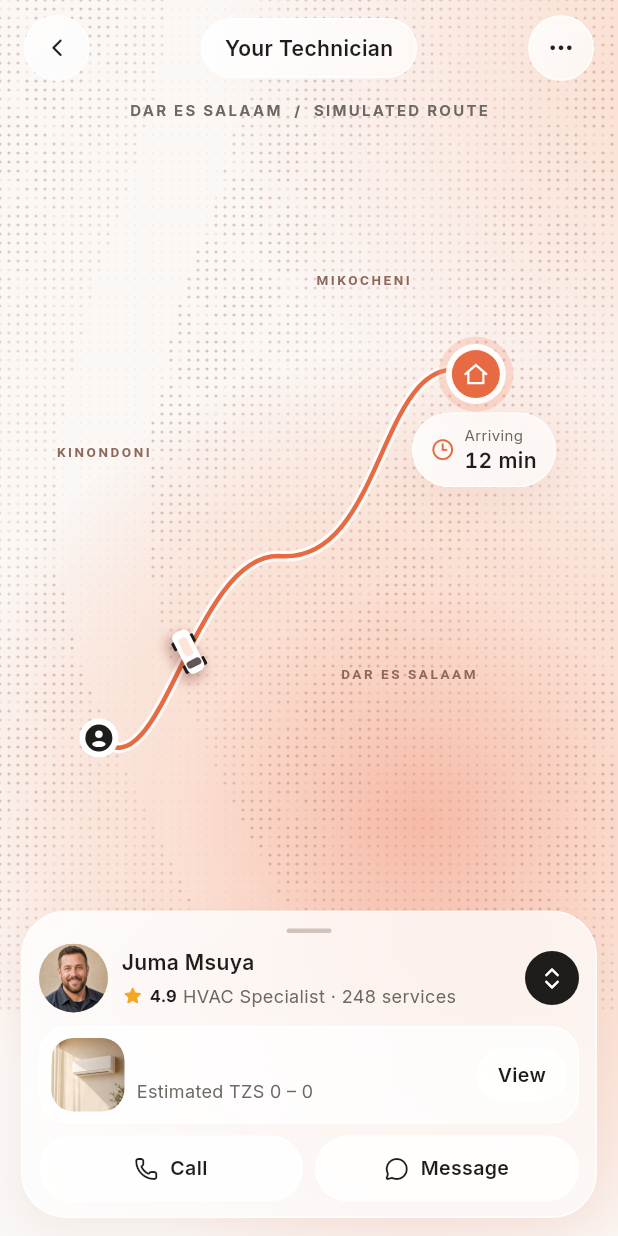
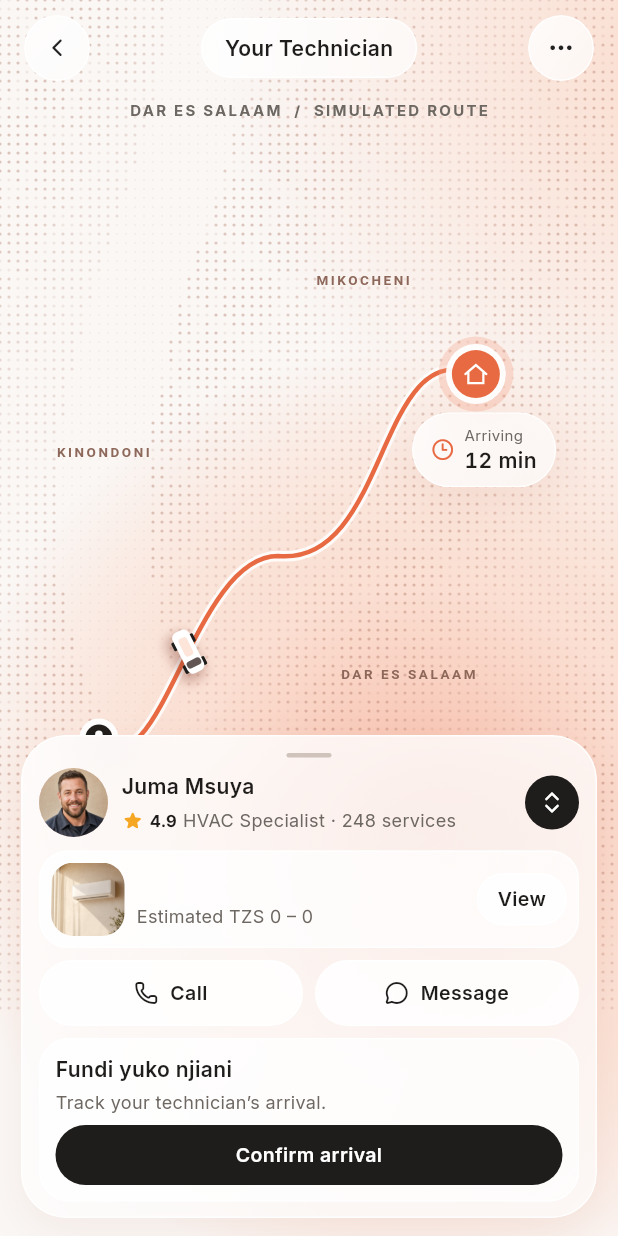
Before and after one commit to theglorifiedkeys-hub/DetechX, a Flutter app: the TrackingScreen screen opened directly with empty values, on a phone screen of 412 x 824 dp. Run offline on Flutter 3.47's test engine with Material 3 defaults, Android fonts, the phone set to English and light mode, and no system bars; our stand-ins replace image_picker, shared_preferences; accounts and stored records are empty.

Commit message:
Add technician lifecycle and simulated checkout
Co-authored-by: arena-agent <297053741+arena-agent@users.noreply.github.com>

```diff
--- /dev/null
+++ b/lib/features/payments/service_checkout.dart
@@ -0,0 +1,106 @@
+import 'package:flutter/foundation.dart';
+
+/// These events are local for the prototype. In production, only the backend
+/// should authorize technician milestones and settle invoices.
+enum ServiceStage {
+  enRoute,
+  arrived,
+  working,
+  invoiceReady,
+  paymentPending,
+  paid,
+}
+
+@immutable
+class ServiceInvoice {
+  const ServiceInvoice({
+    required this.id,
+    required this.amountTzs,
+    required this.description,
+  });
+  final String id, description;
+  final int amountTzs;
+}
+
+@immutable
+class PaymentReceipt {
+  const PaymentReceipt({
+    required this.invoiceId,
+    required this.reference,
+    required this.amountTzs,
+  });
+  final String invoiceId, reference;
+  final int amountTzs;
+}
+
+abstract interface class PaymentGateway {
+  Future<PaymentReceipt> pay(ServiceInvoice invoice);
+}
+
+class SimulatedPaymentGateway implements PaymentGateway {
+  const SimulatedPaymentGateway();
+  @override
+  Future<PaymentReceipt> pay(ServiceInvoice invoice) async {
+    await Future<void>.delayed(const Duration(milliseconds: 950));
+    return PaymentReceipt(
+      invoiceId: invoice.id,
+      reference: 'TEST-${invoice.id}',
+      amountTzs: invoice.amountTzs,
+    );
+  }
+}
+
+class ServiceCheckout extends ChangeNotifier {
+  ServiceCheckout(this.invoice, this._gateway);
+  final ServiceInvoice invoice;
+  final PaymentGateway _gateway;
+  ServiceStage _stage = ServiceStage.enRoute;
+  ServiceStage get stage => _stage;
+  PaymentReceipt? _receipt;
+  PaymentReceipt? get receipt => _receipt;
+  bool _paymentFailed = false;
+  bool get paymentFailed => _paymentFailed;
+  bool _disposed = false;
+
+  void _transition(ServiceStage next) {
+    _stage = next;
+    notifyListeners();
+  }
+
+  void advance() {
+    final next = switch (_stage) {
+      ServiceStage.enRoute => ServiceStage.arrived,
+      ServiceStage.arrived => ServiceStage.working,
+      ServiceStage.working => ServiceStage.invoiceReady,
+      _ => null,
+    };
+    if (next != null) _transition(next);
+  }
+
+  Future<void> pay() async {
+    if (_stage != ServiceStage.invoiceReady) return;
+    _paymentFailed = false;
+    _transition(ServiceStage.paymentPending);
+    try {
+      final receipt = await _gateway.pay(invoice);
+      if (_disposed) return;
+      if (receipt.invoiceId != invoice.id ||
+          receipt.amountTzs != invoice.amountTzs ||
+          receipt.reference.isEmpty) {
+        throw StateError('Receipt does not match invoice');
+      }
+      _receipt = receipt;
+      _transition(ServiceStage.paid);
+    } catch (_) {
+      if (_disposed) return;
+      _paymentFailed = true;
+      _transition(ServiceStage.invoiceReady);
+    }
+  }
+
+  @override
+  void dispose() {
+    _disposed = true;
+    super.dispose();
+  }
+}
--- a/lib/features/service_data.dart
+++ b/lib/features/service_data.dart
@@ -108,6 +108,7 @@ class MockServiceRepository {
 }
 
 final _tzs = NumberFormat.decimalPattern('en');
+String formatTzs(int amount) => 'TZS ${_tzs.format(amount)}';
 String formatEstimate(int low, int high) =>
     'TZS ${_tzs.format(low)} – ${_tzs.format(high)}';
 DateTime darTime(DateTime time) => time.toUtc().add(const Duration(hours: 3));
--- a/lib/features/tracking/tracking_screen.dart
+++ b/lib/features/tracking/tracking_screen.dart
@@ -4,6 +4,7 @@ import '../../core/lucide_icons.dart';
 import '../../app/theme.dart';
 import '../../core/surfaces.dart';
 import '../service_data.dart';
+import '../payments/service_checkout.dart';
 import 'dotted_map.dart';
 
 class TrackingScreen extends StatefulWidget {
@@ -31,6 +32,150 @@ class _TrackingScreenState extends State<TrackingScreen>
   );
   late final _sheet = AnimationController.unbounded(vsync: this);
   bool _animated = false;
+  late final ServiceCheckout _checkout;
+
+  @override
+  void initState() {
+    super.initState();
+    _checkout = ServiceCheckout(
+      ServiceInvoice(
+        id: DateTime.now().microsecondsSinceEpoch.toString(),
+        amountTzs: widget.result.low,
+        description: widget.result.service,
+      ),
+      const SimulatedPaymentGateway(),
+    )..addListener(_onStageChange);
+    _trip.addStatusListener(_onTripStatus);
+  }
+
+  void _onTripStatus(AnimationStatus status) {
+    if (status == AnimationStatus.completed &&
+        _checkout.stage == ServiceStage.enRoute) {
+      _checkout.advance();
+    }
+  }
+
+  void _onStageChange() {
+    if (_checkout.stage != ServiceStage.enRoute && !_trip.isCompleted) {
+      _trip.value = 1;
+    }
+    setState(() {});
+  }
+
+  Future<void> _reviewInvoice() async {
+    final invoice = _checkout.invoice;
+    final confirmed = await showPanel<bool>(context, 'Review invoice', [
+      Text(invoice.description, style: AppTypography.label),
+      const SizedBox(height: 6),
+      Text(
+        formatTzs(invoice.amountTzs),
+        style: AppTypography.title.merge(AppTypography.number),
+      ),
+      const SizedBox(height: 12),
+      const Text(
+        'This is a test invoice. Confirming will not send a mobile-money prompt or charge you.',
+      ),
+      const SizedBox(height: 16),
+      PillButton('Confirm test payment', () => Navigator.pop(context, true)),
+    ]);
+    if (mounted && confirmed == true) await _checkout.pay();
+  }
+
+  void _showReceipt() {
+    final receipt = _checkout.receipt!;
+    showPanel<void>(context, 'Test receipt', [
+      Text(_checkout.invoice.description, style: AppTypography.label),
+      const SizedBox(height: 6),
+      Text(
+        formatTzs(receipt.amountTzs),
+        style: AppTypography.title.merge(AppTypography.number),
+      ),
+      const SizedBox(height: 6),
+      Text('Reference: ${receipt.reference}', style: AppTypography.caption),
+      const SizedBox(height: 6),
+      const Text('No money was collected.'),
+    ]);
+  }
+
+  Widget _serviceProgress() {
+    final (
+      String title,
+      String detail,
+      String action,
+      VoidCallback? callback,
+    ) = switch (_checkout.stage) {
+      ServiceStage.enRoute => (
+        'Fundi yuko njiani',
+        'Track your technician’s arrival.',
+        'Confirm arrival',
+        _checkout.advance,
+      ),
+      ServiceStage.arrived => (
+        'Fundi amefika',
+        'Start the service when you’re ready.',
+        'Start work',
+        _checkout.advance,
+      ),
+      ServiceStage.working => (
+        'Kazi inaendelea',
+        'Confirm completion only after checking the work.',
+        'Confirm work complete',
+        _checkout.advance,
+      ),
+      ServiceStage.invoiceReady => (
+        'Kazi imekamilika',
+        _checkout.paymentFailed
+            ? 'Test payment failed. You can try again.'
+            : 'Review the final test invoice before paying.',
+        'Review & pay',
+        _reviewInvoice,
+      ),
+      ServiceStage.paymentPending => (
+        'Malipo yanasubiri',
+        'Confirming your test payment…',
+        '',
+        null,
+      ),
+      ServiceStage.paid => (
+        'Malipo yamekamilika',
+        'Test payment complete · no money collected.',
+        'View receipt',
+        _showReceipt,
+      ),
+    };
+    return Padding(
+      padding: const EdgeInsets.only(top: 8),
+      child: GlassSurface(
+        radius: 20,
+        shadow: false,
+        padding: const EdgeInsets.all(10),
+        child: Column(
+          crossAxisAlignment: CrossAxisAlignment.stretch,
+          children: [
+            AnimatedSwitcher(
+              duration: MediaQuery.disableAnimationsOf(context)
+                  ? Duration.zero
+                  : const Duration(milliseconds: 210),
+              child: Column(
+                key: ValueKey(_checkout.stage),
+                crossAxisAlignment: CrossAxisAlignment.stretch,
+                children: [
+                  Text(title, style: AppTypography.label),
+                  const SizedBox(height: 3),
+                  Text(detail, style: AppTypography.caption),
+                ],
+              ),
+            ),
+            const SizedBox(height: 7),
+            if (callback != null)
+              PillButton(action, callback, height: 40)
+            else
+              const LinearProgressIndicator(),
+          ],
+        ),
+      ),
+    );
+  }
 
   @override
   void didChangeDependencies() {
@@ -52,6 +197,7 @@ class _TrackingScreenState extends State<TrackingScreen>
 
   @override
   void dispose() {
+    _checkout.dispose();
     _route.dispose();
     _trip.dispose();
     _sheet.dispose();
@@ -268,6 +414,7 @@ class _TrackingScreenState extends State<TrackingScreen>
                 ),
               ],
             ),
+            _serviceProgress(),
           ],
         ),
       ),
@@ -315,7 +462,8 @@ class _TrackingScreenState extends State<TrackingScreen>
                 ),
               ),
             ),
-            if (limits.maxHeight > 410)
+            if (limits.maxHeight > 410 &&
+                _checkout.stage == ServiceStage.enRoute)
               Positioned(
                 top: (limits.maxHeight - 150) * .39 + 12,
                 right: limits.maxWidth * .10,
```
Also changed, not shown: lib/features/assistant/assistant_screen.dart (+25 -10 lines), lib/features/assistant/typing_reply.dart (added, +35 -0 lines), 3 other files.
